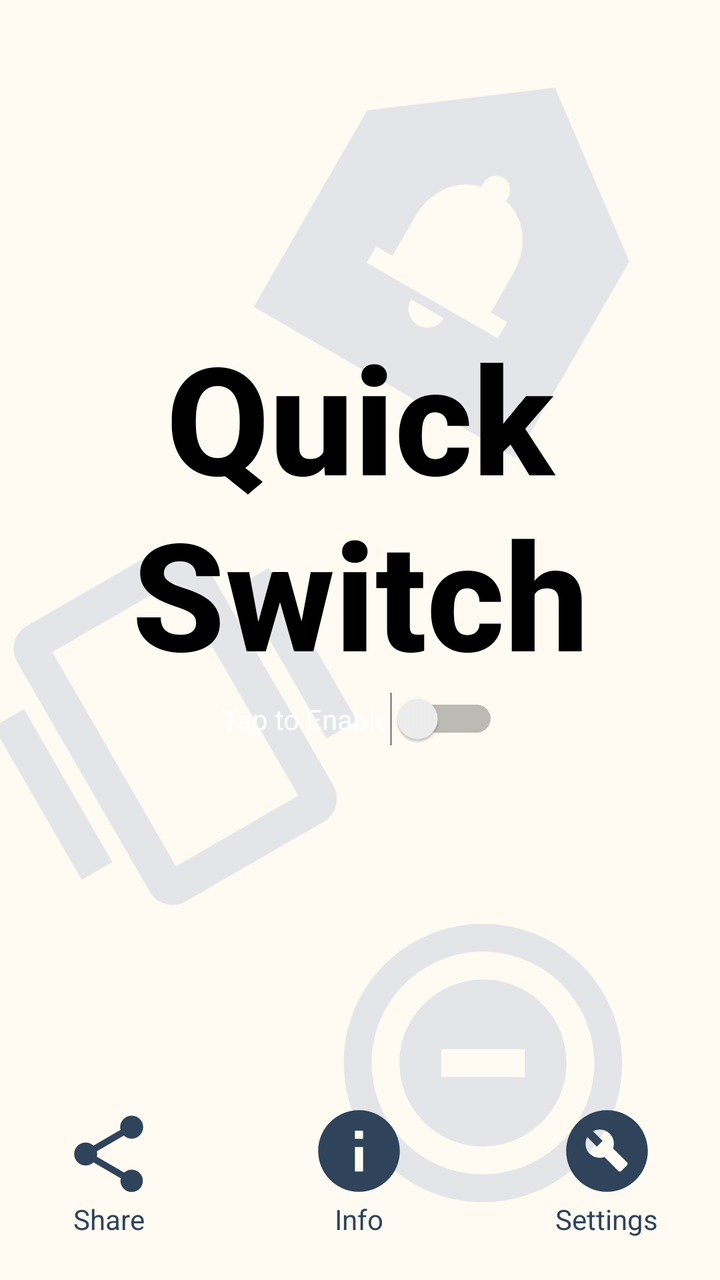
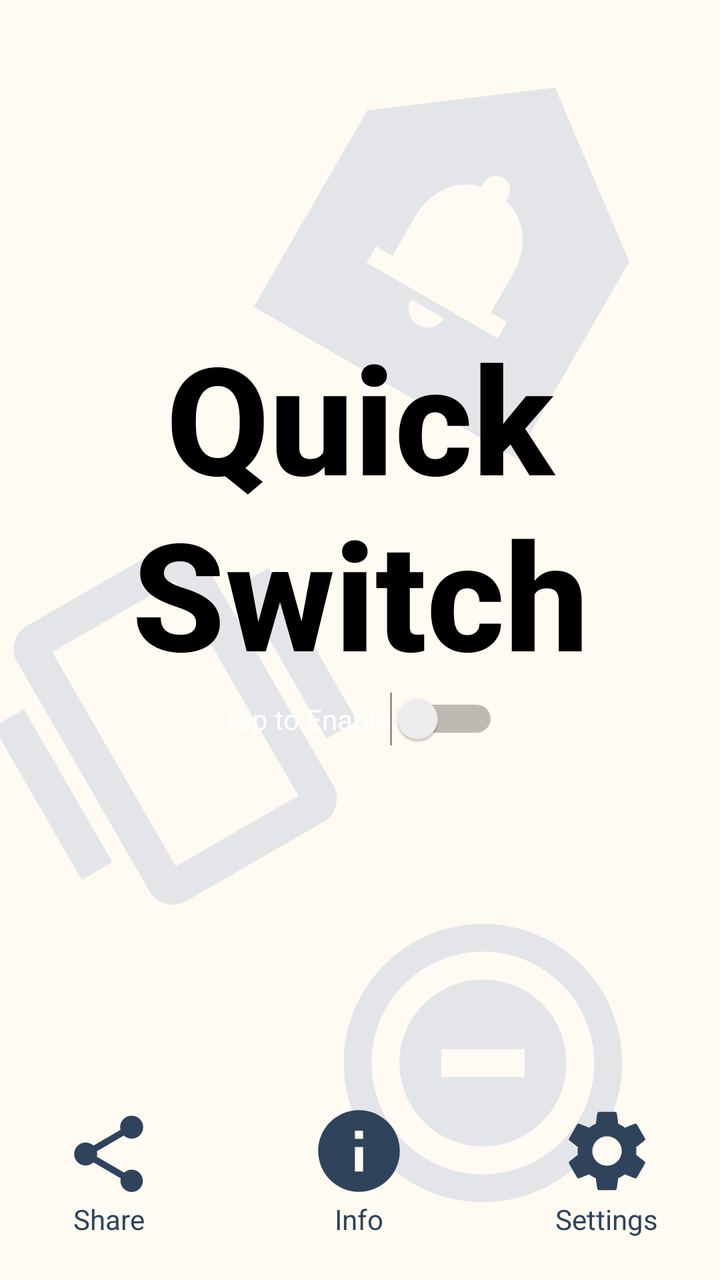

Screens rendered from an Android XML layout before and after an edit, with the pre-edit source and the edit as a unified diff.
<!-- AndroidManifest.xml: application theme Theme.AppCompat.Light -->
<!-- res/layout/quickswitch.xml -->
<?xml version="1.0" encoding="utf-8"?>
<androidx.constraintlayout.widget.ConstraintLayout xmlns:android="http://schemas.android.com/apk/res/android"
    xmlns:app="http://schemas.android.com/apk/res-auto"
    xmlns:tools="http://schemas.android.com/tools"
    android:layout_width="match_parent"
    android:layout_height="match_parent"
    android:background="#FFFBF2"
    tools:context=".MainActivity">


    <ImageView
        android:id="@+id/imgbell"
        android:layout_width="246dp"
        android:layout_height="227dp"
        android:layout_marginTop="4dp"
        android:rotation="30"
        app:layout_constraintEnd_toEndOf="parent"
        app:layout_constraintHorizontal_bias="0.981"
        app:layout_constraintStart_toStartOf="parent"
        app:layout_constraintTop_toTopOf="parent"
        app:srcCompat="@drawable/baseline_doorbell_24"
        app:tint="#E4E5E8" />

    <ImageView
        android:id="@+id/imgdnd"
        android:layout_width="213dp"
        android:layout_height="167dp"
        android:layout_marginTop="448dp"
        app:layout_constraintEnd_toEndOf="parent"
        app:layout_constraintHorizontal_bias="0.919"
        app:layout_constraintStart_toStartOf="parent"
        app:layout_constraintTop_toTopOf="parent"
        app:srcCompat="@drawable/baseline_do_not_disturb_on_total_silence_24"
        app:tint="#E4E5E8" />

    <ImageView
        android:id="@+id/imgvibrate"
        android:layout_width="169dp"
        android:layout_height="212dp"
        android:layout_marginTop="256dp"
        android:rotation="-30"
        android:scaleType="centerCrop"
        android:scaleX="1"
        app:layout_constraintEnd_toEndOf="parent"
        app:layout_constraintHorizontal_bias="0.016"
        app:layout_constraintStart_toStartOf="parent"
        app:layout_constraintTop_toTopOf="parent"
        app:srcCompat="@drawable/baseline_vibration_24"
        app:tint="#E4E5E8" />

    <Switch
        android:id="@+id/TapToEnable"
        android:layout_width="wrap_content"
        android:layout_height="wrap_content"
        android:text="@string/Allfeat_Tap2Enable"
        android:textColor="@color/white"
        app:layout_constraintEnd_toEndOf="@+id/FeatTitle"
        app:layout_constraintHorizontal_bias="0.5"
        app:layout_constraintStart_toStartOf="@+id/FeatTitle"
        app:layout_constraintTop_toBottomOf="@+id/FeatTitle"
        tools:ignore="MissingConstraints,UseSwitchCompatOrMaterialXml" />

    <ImageView
        android:id="@+id/infoButton"
        android:layout_width="64dp"
        android:layout_height="49dp"
        android:layout_marginBottom="40dp"
        app:layout_constraintBottom_toBottomOf="parent"
        app:layout_constraintEnd_toEndOf="parent"
        app:layout_constraintHorizontal_bias="0.498"
        app:layout_constraintStart_toStartOf="parent"
        app:srcCompat="@drawable/baseline_info_24"
        app:tint="#2F435A"
        tools:ignore="MissingConstraints" />

    <TextView
        android:id="@+id/FeatTitle"
        android:layout_width="wrap_content"
        android:layout_height="wrap_content"
        android:fontFamily="sans-serif-medium"
        android:text="@string/QS_Title"
        android:textAlignment="center"
        android:textColor="@color/black"
        android:textSize="75dp"
        android:textStyle="bold"
        app:layout_constraintBottom_toBottomOf="parent"
        app:layout_constraintEnd_toEndOf="parent"
        app:layout_constraintStart_toStartOf="parent"
        app:layout_constraintTop_toTopOf="parent"
        app:layout_constraintVertical_bias="0.35" />

    <ImageView
        android:id="@+id/share"
        android:layout_width="66dp"
        android:layout_height="46dp"
        android:layout_marginEnd="60dp"
        android:layout_marginBottom="40dp"
        app:layout_constraintBottom_toBottomOf="parent"
        app:layout_constraintEnd_toStartOf="@+id/infoButton"
        app:srcCompat="@drawable/baseline_share_24"
        app:tint="#2F435A" />

    <ImageView
        android:id="@+id/Diagnosis"
        android:layout_width="64dp"
        android:layout_height="49dp"
        android:layout_marginStart="60dp"
        android:layout_marginBottom="40dp"
        app:layout_constraintBottom_toBottomOf="parent"
        app:layout_constraintStart_toEndOf="@+id/infoButton"
        app:srcCompat="@drawable/baseline_build_circle_24"
        app:tint="#2F435A" />

    <TextView
        android:id="@+id/textView2"
        android:layout_width="wrap_content"
        android:layout_height="wrap_content"
        android:text="Info"
        android:textColor="#2F435A"
        app:layout_constraintEnd_toEndOf="@+id/infoButton"
        app:layout_constraintStart_toStartOf="@+id/infoButton"
        app:layout_constraintTop_toBottomOf="@+id/infoButton" />

    <TextView
        android:id="@+id/textView4"
        android:layout_width="wrap_content"
        android:layout_height="wrap_content"
        android:text="@string/Allfeat_Share"
        android:textColor="#2F435A"
        app:layout_constraintEnd_toEndOf="@+id/share"
        app:layout_constraintHorizontal_bias="0.5"
        app:layout_constraintStart_toStartOf="@+id/share"
        app:layout_constraintTop_toBottomOf="@+id/share" />

    <TextView
        android:id="@+id/textView6"
        android:layout_width="wrap_content"
        android:layout_height="wrap_content"
        android:text="@string/Settings"
        android:textColor="#2F435A"
        app:layout_constraintEnd_toEndOf="@+id/Diagnosis"
        app:layout_constraintHorizontal_bias="0.5"
        app:layout_constraintStart_toStartOf="@+id/Diagnosis"
        app:layout_constraintTop_toBottomOf="@+id/Diagnosis" />




</androidx.constraintlayout.widget.ConstraintLayout>
<!-- resources referenced by this layout -->
<resources>
  <color name="black">#FF000000</color>
  <color name="white">#FFFFFFFF</color>
  <!-- drawable baseline_build_circle_24 (drawable) -->
  <vector android:height="24dp" android:tint="#000000"
      android:viewportHeight="24" android:viewportWidth="24"
      android:width="24dp" xmlns:android="http://schemas.android.com/apk/res/android">
      <path android:fillColor="@android:color/white"
          android:fillType="evenOdd" android:pathData="M12,2C6.48,2 2,6.48 2,12c0,5.52 4.48,10 10,10s10,-4.48 10,-10C22,6.48 17.52,2 12,2zM16.9,15.49l-1.4,1.4c-0.2,0.2 -0.51,0.2 -0.71,0l-3.41,-3.41c-1.22,0.43 -2.64,0.17 -3.62,-0.81c-1.11,-1.11 -1.3,-2.79 -0.59,-4.1l2.35,2.35l1.41,-1.41L8.58,7.17c1.32,-0.71 2.99,-0.52 4.1,0.59c0.98,0.98 1.24,2.4 0.81,3.62l3.41,3.41C17.09,14.98 17.09,15.3 16.9,15.49z"/>
  </vector>
  <!-- drawable baseline_do_not_disturb_on_total_silence_24 (drawable) -->
  <vector android:height="24dp" android:tint="#000000"
      android:viewportHeight="24" android:viewportWidth="24"
      android:width="24dp" xmlns:android="http://schemas.android.com/apk/res/android">
      <path android:fillColor="@android:color/white" android:pathData="M12,2C6.48,2 2,6.48 2,12s4.48,10 10,10s10,-4.48 10,-10S17.52,2 12,2zM12,20c-4.41,0 -8,-3.59 -8,-8s3.59,-8 8,-8s8,3.59 8,8S16.41,20 12,20zM12,6c-3.3,0 -6,2.7 -6,6s2.7,6 6,6s6,-2.7 6,-6S15.4,6 12,6zM15,13H9v-2h6V13z"/>
  </vector>
  <!-- drawable baseline_doorbell_24 (drawable) -->
  <vector android:height="24dp" android:tint="#000000"
      android:viewportHeight="24" android:viewportWidth="24"
      android:width="24dp" xmlns:android="http://schemas.android.com/apk/res/android">
      <path android:fillColor="@android:color/white" android:pathData="M12,3L4,9v12h16V9L12,3zM12,17.5c-0.55,0 -1,-0.45 -1,-1h2C13,17.05 12.55,17.5 12,17.5zM16,16H8v-1h1v-2.34c0,-1.54 0.82,-2.82 2.25,-3.16V9.25c0,-0.41 0.34,-0.75 0.75,-0.75s0.75,0.34 0.75,0.75V9.5C14.19,9.84 15,11.12 15,12.66V15h1V16z"/>
  </vector>
  <!-- drawable baseline_info_24 (drawable) -->
  <vector android:height="24dp" android:tint="#000000"
      android:viewportHeight="24" android:viewportWidth="24"
      android:width="24dp" xmlns:android="http://schemas.android.com/apk/res/android">
      <path android:fillColor="@android:color/white" android:pathData="M12,2C6.48,2 2,6.48 2,12s4.48,10 10,10 10,-4.48 10,-10S17.52,2 12,2zM13,17h-2v-6h2v6zM13,9h-2L11,7h2v2z"/>
  </vector>
  <!-- drawable baseline_vibration_24 (drawable) -->
  <vector android:height="24dp" android:tint="#000000"
      android:viewportHeight="24" android:viewportWidth="24"
      android:width="24dp" xmlns:android="http://schemas.android.com/apk/res/android">
      <path android:fillColor="@android:color/white" android:pathData="M0,15h2L2,9L0,9v6zM3,17h2L5,7L3,7v10zM22,9v6h2L24,9h-2zM19,17h2L21,7h-2v10zM16.5,3h-9C6.67,3 6,3.67 6,4.5v15c0,0.83 0.67,1.5 1.5,1.5h9c0.83,0 1.5,-0.67 1.5,-1.5v-15c0,-0.83 -0.67,-1.5 -1.5,-1.5zM16,19L8,19L8,5h8v14z"/>
  </vector>
  <string name="Allfeat_Share">Share</string>
  <string name="Allfeat_Tap2Enable">Tap to Enable</string>
  <string name="QS_Title">Quick Switch</string>
  <string name="Settings">Settings</string>
  <!-- unchanged entries left out for length: 1 -->
</resources>

<!-- the commit's change to res/layout/quickswitch.xml (unified diff, before → after) -->
@@ -108,7 +108,7 @@
         android:layout_marginBottom="40dp"
         app:layout_constraintBottom_toBottomOf="parent"
         app:layout_constraintStart_toEndOf="@+id/infoButton"
-        app:srcCompat="@drawable/baseline_build_circle_24"
+        app:srcCompat="@drawable/baseline_settings_24"
         app:tint="#2F435A" />
 
     <TextView
<!-- resource entries referenced after the edit -->
@@ -2,13 +2,6 @@
 <resources>
   <color name="black">#FF000000</color>
   <color name="white">#FFFFFFFF</color>
-  <!-- drawable baseline_build_circle_24 (drawable) -->
-  <vector android:height="24dp" android:tint="#000000"
-      android:viewportHeight="24" android:viewportWidth="24"
-      android:width="24dp" xmlns:android="http://schemas.android.com/apk/res/android">
-      <path android:fillColor="@android:color/white"
-          android:fillType="evenOdd" android:pathData="M12,2C6.48,2 2,6.48 2,12c0,5.52 4.48,10 10,10s10,-4.48 10,-10C22,6.48 17.52,2 12,2zM16.9,15.49l-1.4,1.4c-0.2,0.2 -0.51,0.2 -0.71,0l-3.41,-3.41c-1.22,0.43 -2.64,0.17 -3.62,-0.81c-1.11,-1.11 -1.3,-2.79 -0.59,-4.1l2.35,2.35l1.41,-1.41L8.58,7.17c1.32,-0.71 2.99,-0.52 4.1,0.59c0.98,0.98 1.24,2.4 0.81,3.62l3.41,3.41C17.09,14.98 17.09,15.3 16.9,15.49z"/>
-  </vector>
   <!-- drawable baseline_do_not_disturb_on_total_silence_24 (drawable) -->
   <vector android:height="24dp" android:tint="#000000"
       android:viewportHeight="24" android:viewportWidth="24"
@@ -27,6 +20,12 @@
       android:width="24dp" xmlns:android="http://schemas.android.com/apk/res/android">
       <path android:fillColor="@android:color/white" android:pathData="M12,2C6.48,2 2,6.48 2,12s4.48,10 10,10 10,-4.48 10,-10S17.52,2 12,2zM13,17h-2v-6h2v6zM13,9h-2L11,7h2v2z"/>
   </vector>
+  <!-- drawable baseline_settings_24 (drawable) -->
+  <vector android:height="24dp" android:tint="#000000"
+      android:viewportHeight="24" android:viewportWidth="24"
+      android:width="24dp" xmlns:android="http://schemas.android.com/apk/res/android">
+      <path android:fillColor="@android:color/white" android:pathData="M19.14,12.94c0.04,-0.3 0.06,-0.61 0.06,-0.94c0,-0.32 -0.02,-0.64 -0.07,-0.94l2.03,-1.58c0.18,-0.14 0.23,-0.41 0.12,-0.61l-1.92,-3.32c-0.12,-0.22 -0.37,-0.29 -0.59,-0.22l-2.39,0.96c-0.5,-0.38 -1.03,-0.7 -1.62,-0.94L14.4,2.81c-0.04,-0.24 -0.24,-0.41 -0.48,-0.41h-3.84c-0.24,0 -0.43,0.17 -0.47,0.41L9.25,5.35C8.66,5.59 8.12,5.92 7.63,6.29L5.24,5.33c-0.22,-0.08 -0.47,0 -0.59,0.22L2.74,8.87C2.62,9.08 2.66,9.34 2.86,9.48l2.03,1.58C4.84,11.36 4.8,11.69 4.8,12s0.02,0.64 0.07,0.94l-2.03,1.58c-0.18,0.14 -0.23,0.41 -0.12,0.61l1.92,3.32c0.12,0.22 0.37,0.29 0.59,0.22l2.39,-0.96c0.5,0.38 1.03,0.7 1.62,0.94l0.36,2.54c0.05,0.24 0.24,0.41 0.48,0.41h3.84c0.24,0 0.44,-0.17 0.47,-0.41l0.36,-2.54c0.59,-0.24 1.13,-0.56 1.62,-0.94l2.39,0.96c0.22,0.08 0.47,0 0.59,-0.22l1.92,-3.32c0.12,-0.22 0.07,-0.47 -0.12,-0.61L19.14,12.94zM12,15.6c-1.98,0 -3.6,-1.62 -3.6,-3.6s1.62,-3.6 3.6,-3.6s3.6,1.62 3.6,3.6S13.98,15.6 12,15.6z"/>
+  </vector>
   <!-- drawable baseline_vibration_24 (drawable) -->
   <vector android:height="24dp" android:tint="#000000"
       android:viewportHeight="24" android:viewportWidth="24"
